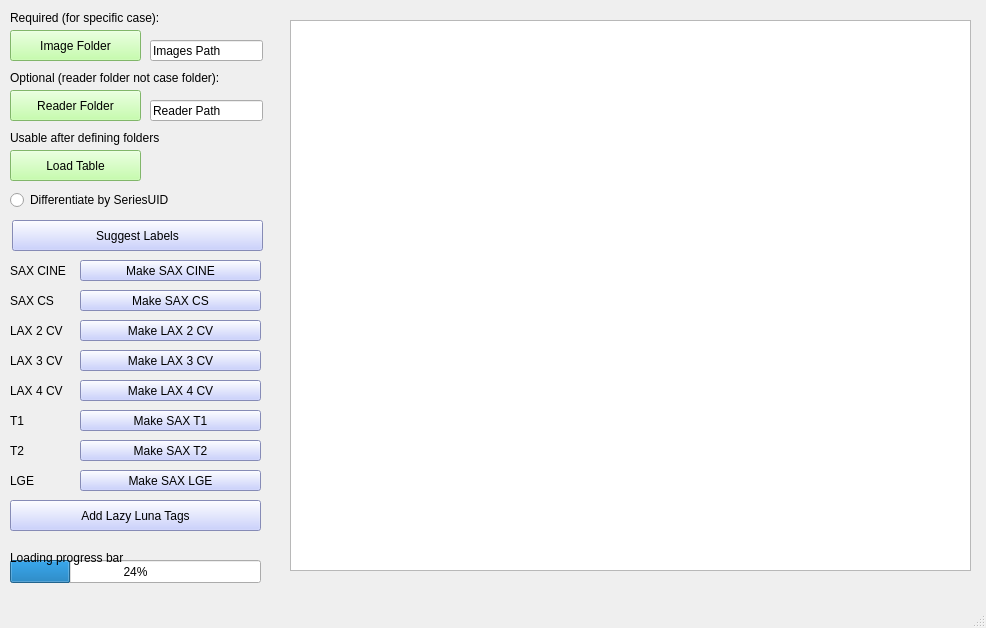
Old version of the form src/LazyLuna/Guis/GuiDataPreparation.ui in the repository thadler/LazyLuna.
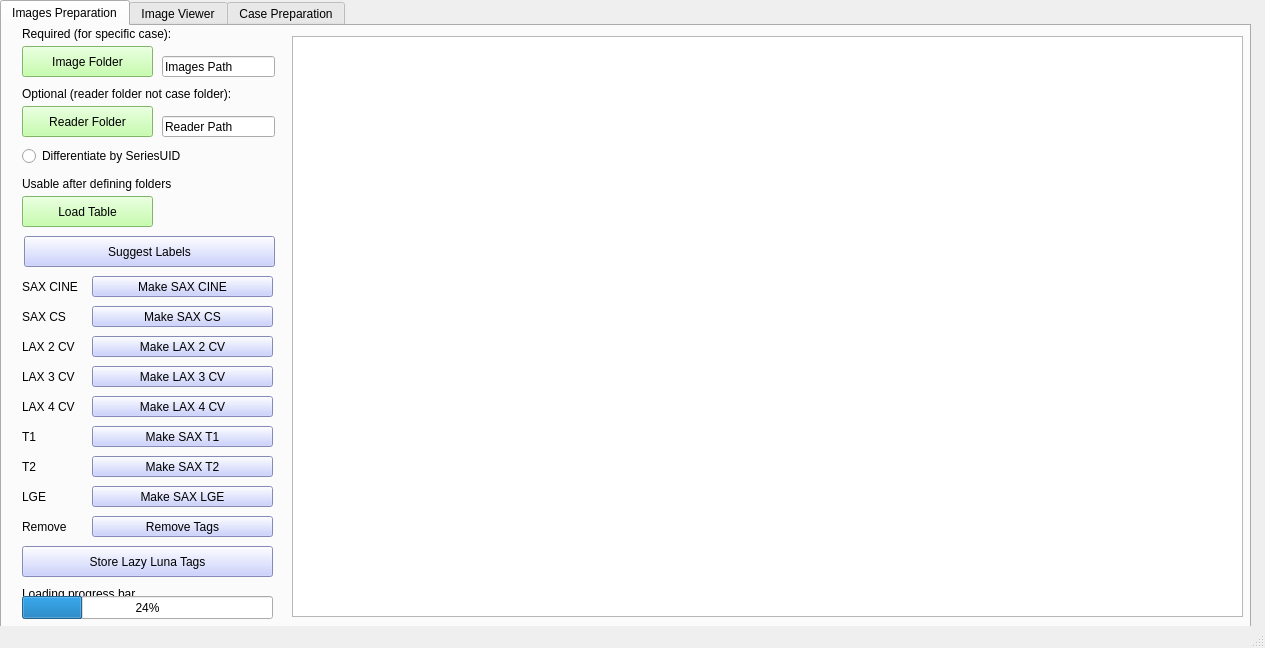
New version of the form. Custom widgets are drawn as their Qt base class.

Commit message: Next step in Gui

```diff
--- a/src/LazyLuna/Guis/GuiDataPreparation.ui
+++ b/src/LazyLuna/Guis/GuiDataPreparation.ui
@@ -6,90 +6,35 @@
    <rect>
     <x>0</x>
     <y>0</y>
-    <width>986</width>
-    <height>628</height>
+    <width>1265</width>
+    <height>648</height>
    </rect>
   </property>
   <property name="windowTitle">
    <string>MainWindow</string>
   </property>
   <widget class="QWidget" name="centralwidget">
-   <widget class="QPushButton" name="img_folder_btn">
+   <widget class="QTabWidget" name="tabWidget">
     <property name="geometry">
      <rect>
-      <x>10</x>
-      <y>30</y>
-      <width>131</width>
-      <height>31</height>
+      <x>0</x>
+      <y>0</y>
+      <width>1251</width>
+      <height>631</height>
      </rect>
     </property>
-    <property name="styleSheet">
-     <string notr="true">background-color: rgb(181, 255, 149);</string>
+    <property name="currentIndex">
+     <number>0</number>
     </property>
-    <property name="text">
-     <string>Image Folder</string>
-    </property>
-   </widget>
-   <widget class="QPushButton" name="reader_folder_btn">
-    <property name="geometry">
-     <rect>
-      <x>10</x>
-      <y>90</y>
-      <width>131</width>
-      <height>31</height>
-     </rect>
-    </property>
-    <property name="styleSheet">
-     <string notr="true">background-color: rgb(181, 255, 149);</string>
-    </property>
-    <property name="text">
-     <string>Reader Folder</string>
-    </property>
-   </widget>
-   <widget class="QLineEdit" name="img_folder_line_edit">
-    <property name="geometry">
-     <rect>
-      <x>150</x>
-      <y>40</y>
-      <width>113</width>
-      <height>21</height>
-     </rect>
-    </property>
-    <property name="text">
-     <string>Images Path</string>
-    </property>
-   </widget>
-   <widget class="QLineEdit" name="reader_folder_line_edit">
-    <property name="geometry">
-     <rect>
-      <x>150</x>
-      <y>100</y>
-      <width>113</width>
-      <height>21</height>
-     </rect>
-    </property>
-    <property name="text">
-     <string>Reader Path</string>
-    </property>
-   </widget>
-   <widget class="QRadioButton" name="differentiation_radio_btn">
-    <property name="geometry">
-     <rect>
-      <x>10</x>
-      <y>190</y>
-      <width>251</width>
-      <height>20</height>
-     </rect>
-    </property>
-    <property name="text">
-     <string>Differentiate by SeriesUID</string>
-    </property>
-   </widget>
+    <widget class="QWidget" name="tab">
+     <attribute name="title">
+      <string>Images Preparation</string>
+     </attribute>
    <widget class="QLabel" name="label">
     <property name="geometry">
      <rect>
-      <x>10</x>
-      <y>10</y>
+        <x>20</x>
+        <y>0</y>
       <width>181</width>
       <height>16</height>
      </rect>
@@ -98,47 +43,85 @@
      <string>Required (for specific case):</string>
     </property>
    </widget>
-   <widget class="QLabel" name="label_2">
+     <widget class="QLineEdit" name="img_folder_line_edit">
     <property name="geometry">
      <rect>
-      <x>10</x>
-      <y>70</y>
+        <x>160</x>
+        <y>30</y>
+        <width>113</width>
+        <height>21</height>
+       </rect>
+      </property>
+      <property name="text">
+       <string>Images Path</string>
+      </property>
+     </widget>
+     <widget class="QPushButton" name="load_table_btn">
+      <property name="geometry">
+       <rect>
+        <x>20</x>
+        <y>170</y>
+        <width>131</width>
+        <height>31</height>
+       </rect>
+      </property>
+      <property name="styleSheet">
+       <string notr="true">background-color: rgb(181, 255, 149);</string>
+      </property>
+      <property name="text">
+       <string>Load Table</string>
+      </property>
+     </widget>
+     <widget class="QPushButton" name="LAX_2CV_add_to_dict">
+      <property name="geometry">
+       <rect>
+        <x>90</x>
+        <y>310</y>
+        <width>181</width>
+        <height>21</height>
+       </rect>
+      </property>
+      <property name="styleSheet">
+       <string notr="true">background-color: rgb(187, 195, 255);</string>
+      </property>
+      <property name="text">
+       <string>Make LAX 2 CV</string>
+      </property>
+     </widget>
+     <widget class="QPushButton" name="SAX_T1_add_to_dict">
+      <property name="geometry">
+       <rect>
+        <x>90</x>
+        <y>400</y>
+        <width>181</width>
+        <height>21</height>
+       </rect>
+      </property>
+      <property name="styleSheet">
+       <string notr="true">background-color: rgb(187, 195, 255);</string>
+      </property>
+      <property name="text">
+       <string>Make SAX T1</string>
+      </property>
+     </widget>
+     <widget class="QLabel" name="label_4">
+      <property name="geometry">
+       <rect>
+        <x>20</x>
+        <y>150</y>
       <width>251</width>
       <height>16</height>
      </rect>
     </property>
     <property name="text">
-     <string>Optional (reader folder not case folder):</string>
-    </property>
-   </widget>
-   <widget class="QTableView" name="image_information_table_view">
-    <property name="geometry">
-     <rect>
-      <x>290</x>
-      <y>20</y>
-      <width>681</width>
-      <height>551</height>
-     </rect>
-    </property>
-   </widget>
-   <widget class="QProgressBar" name="progress_bar">
-    <property name="geometry">
-     <rect>
-      <x>10</x>
-      <y>560</y>
-      <width>251</width>
-      <height>23</height>
-     </rect>
-    </property>
-    <property name="value">
-     <number>24</number>
+       <string>Usable after defining folders</string>
     </property>
    </widget>
    <widget class="QLabel" name="label_3">
     <property name="geometry">
      <rect>
-      <x>10</x>
-      <y>550</y>
+        <x>20</x>
+        <y>560</y>
       <width>251</width>
       <height>16</height>
      </rect>
@@ -147,24 +130,79 @@
      <string>Loading progress bar</string>
     </property>
    </widget>
-   <widget class="QLabel" name="sax_cine_label">
+     <widget class="QPushButton" name="SAX_CINE_add_to_dict">
     <property name="geometry">
      <rect>
-      <x>10</x>
-      <y>260</y>
+        <x>90</x>
+        <y>250</y>
+        <width>181</width>
+        <height>21</height>
+       </rect>
+      </property>
+      <property name="styleSheet">
+       <string notr="true">background-color: rgb(187, 195, 255);</string>
+      </property>
+      <property name="text">
+       <string>Make SAX CINE</string>
+      </property>
+     </widget>
+     <widget class="QTableView" name="image_information_table_view">
+      <property name="geometry">
+       <rect>
+        <x>290</x>
+        <y>10</y>
+        <width>951</width>
+        <height>581</height>
+       </rect>
+      </property>
+     </widget>
+     <widget class="QLineEdit" name="reader_folder_line_edit">
+      <property name="geometry">
+       <rect>
+        <x>160</x>
+        <y>90</y>
+        <width>113</width>
+        <height>21</height>
+       </rect>
+      </property>
+      <property name="text">
+       <string>Reader Path</string>
+      </property>
+     </widget>
+     <widget class="QPushButton" name="LAX_3CV_add_to_dict">
+      <property name="geometry">
+       <rect>
+        <x>90</x>
+        <y>340</y>
+        <width>181</width>
+        <height>21</height>
+       </rect>
+      </property>
+      <property name="styleSheet">
+       <string notr="true">background-color: rgb(187, 195, 255);</string>
+      </property>
+      <property name="text">
+       <string>Make LAX 3 CV</string>
+      </property>
+     </widget>
+     <widget class="QLabel" name="sax_cine_label_5">
+      <property name="geometry">
+       <rect>
+        <x>20</x>
+        <y>370</y>
       <width>61</width>
       <height>21</height>
      </rect>
     </property>
     <property name="text">
-     <string>SAX CINE</string>
+       <string>LAX 4 CV</string>
     </property>
    </widget>
    <widget class="QLabel" name="sax_cine_label_2">
     <property name="geometry">
      <rect>
-      <x>10</x>
-      <y>290</y>
+        <x>20</x>
+        <y>280</y>
       <width>61</width>
       <height>21</height>
      </rect>
@@ -173,24 +211,24 @@
      <string>SAX CS</string>
     </property>
    </widget>
-   <widget class="QLabel" name="sax_cine_label_3">
+     <widget class="QLabel" name="sax_cine_label_8">
     <property name="geometry">
      <rect>
-      <x>10</x>
-      <y>320</y>
+        <x>20</x>
+        <y>460</y>
       <width>61</width>
       <height>21</height>
      </rect>
     </property>
     <property name="text">
-     <string>LAX 2 CV</string>
+       <string>LGE</string>
     </property>
    </widget>
    <widget class="QLabel" name="sax_cine_label_4">
     <property name="geometry">
      <rect>
-      <x>10</x>
-      <y>350</y>
+        <x>20</x>
+        <y>340</y>
       <width>61</width>
       <height>21</height>
      </rect>
@@ -199,66 +237,11 @@
      <string>LAX 3 CV</string>
     </property>
    </widget>
-   <widget class="QLabel" name="sax_cine_label_5">
-    <property name="geometry">
-     <rect>
-      <x>10</x>
-      <y>380</y>
-      <width>61</width>
-      <height>21</height>
-     </rect>
-    </property>
-    <property name="text">
-     <string>LAX 4 CV</string>
-    </property>
-   </widget>
-   <widget class="QLabel" name="sax_cine_label_6">
-    <property name="geometry">
-     <rect>
-      <x>10</x>
-      <y>410</y>
-      <width>61</width>
-      <height>21</height>
-     </rect>
-    </property>
-    <property name="text">
-     <string>T1</string>
-    </property>
-   </widget>
-   <widget class="QLabel" name="sax_cine_label_7">
-    <property name="geometry">
-     <rect>
-      <x>10</x>
-      <y>440</y>
-      <width>61</width>
-      <height>21</height>
-     </rect>
-    </property>
-    <property name="text">
-     <string>T2</string>
-    </property>
-   </widget>
-   <widget class="QPushButton" name="SAX_CINE_add_to_dict">
-    <property name="geometry">
-     <rect>
-      <x>80</x>
-      <y>260</y>
-      <width>181</width>
-      <height>21</height>
-     </rect>
-    </property>
-    <property name="styleSheet">
-     <string notr="true">background-color: rgb(187, 195, 255);</string>
-    </property>
-    <property name="text">
-     <string>Make SAX CINE</string>
-    </property>
-   </widget>
    <widget class="QPushButton" name="pushButton_2">
     <property name="geometry">
      <rect>
-      <x>12</x>
-      <y>220</y>
+        <x>22</x>
+        <y>210</y>
       <width>251</width>
       <height>31</height>
      </rect>
@@ -270,91 +253,11 @@
      <string>Suggest Labels</string>
     </property>
    </widget>
-   <widget class="QPushButton" name="SAX_CS_add_to_dict">
-    <property name="geometry">
-     <rect>
-      <x>80</x>
-      <y>290</y>
-      <width>181</width>
-      <height>21</height>
-     </rect>
-    </property>
-    <property name="styleSheet">
-     <string notr="true">background-color: rgb(187, 195, 255);</string>
-    </property>
-    <property name="text">
-     <string>Make SAX CS</string>
-    </property>
-   </widget>
-   <widget class="QPushButton" name="LAX_3CV_add_to_dict">
-    <property name="geometry">
-     <rect>
-      <x>80</x>
-      <y>350</y>
-      <width>181</width>
-      <height>21</height>
-     </rect>
-    </property>
-    <property name="styleSheet">
-     <string notr="true">background-color: rgb(187, 195, 255);</string>
-    </property>
-    <property name="text">
-     <string>Make LAX 3 CV</string>
-    </property>
-   </widget>
-   <widget class="QPushButton" name="LAX_2CV_add_to_dict">
-    <property name="geometry">
-     <rect>
-      <x>80</x>
-      <y>320</y>
-      <width>181</width>
-      <height>21</height>
-     </rect>
-    </property>
-    <property name="styleSheet">
-     <string notr="true">background-color: rgb(187, 195, 255);</string>
-    </property>
-    <property name="text">
-     <string>Make LAX 2 CV</string>
-    </property>
-   </widget>
-   <widget class="QPushButton" name="LAX_4CV_add_to_dict">
-    <property name="geometry">
-     <rect>
-      <x>80</x>
-      <y>380</y>
-      <width>181</width>
-      <height>21</height>
-     </rect>
-    </property>
-    <property name="styleSheet">
-     <string notr="true">background-color: rgb(187, 195, 255);</string>
-    </property>
-    <property name="text">
-     <string>Make LAX 4 CV</string>
-    </property>
-   </widget>
-   <widget class="QPushButton" name="SAX_T1_add_to_dict">
-    <property name="geometry">
-     <rect>
-      <x>80</x>
-      <y>410</y>
-      <width>181</width>
-      <height>21</height>
-     </rect>
-    </property>
-    <property name="styleSheet">
-     <string notr="true">background-color: rgb(187, 195, 255);</string>
-    </property>
-    <property name="text">
-     <string>Make SAX T1</string>
-    </property>
-   </widget>
    <widget class="QPushButton" name="SAX_T2_add_to_dict">
     <property name="geometry">
      <rect>
-      <x>80</x>
-      <y>440</y>
+        <x>90</x>
+        <y>430</y>
       <width>181</width>
       <height>21</height>
      </rect>
@@ -369,8 +272,8 @@
    <widget class="QPushButton" name="SAX_LGE_add_to_dict">
     <property name="geometry">
      <rect>
-      <x>80</x>
-      <y>470</y>
+        <x>90</x>
+        <y>460</y>
       <width>181</width>
       <height>21</height>
      </rect>
@@ -382,40 +285,79 @@
      <string>Make SAX LGE</string>
     </property>
    </widget>
-   <widget class="QLabel" name="sax_cine_label_8">
+     <widget class="QLabel" name="sax_cine_label_9">
     <property name="geometry">
      <rect>
-      <x>10</x>
-      <y>470</y>
+        <x>20</x>
+        <y>490</y>
       <width>61</width>
       <height>21</height>
      </rect>
     </property>
     <property name="text">
-     <string>LGE</string>
-    </property>
-   </widget>
-   <widget class="QPushButton" name="Add_LL_Tags">
+       <string>Remove</string>
+      </property>
+     </widget>
+     <widget class="QLabel" name="sax_cine_label_6">
     <property name="geometry">
      <rect>
-      <x>10</x>
-      <y>500</y>
+        <x>20</x>
+        <y>400</y>
+        <width>61</width>
+        <height>21</height>
+       </rect>
+      </property>
+      <property name="text">
+       <string>T1</string>
+      </property>
+     </widget>
+     <widget class="QProgressBar" name="progress_bar">
+      <property name="geometry">
+       <rect>
+        <x>20</x>
+        <y>570</y>
       <width>251</width>
-      <height>31</height>
-     </rect>
-    </property>
+        <height>23</height>
+       </rect>
+      </property>
+      <property name="value">
+       <number>24</number>
+      </property>
+     </widget>
+     <widget class="QLabel" name="sax_cine_label_3">
+      <property name="geometry">
+       <rect>
+        <x>20</x>
+        <y>310</y>
+        <width>61</width>
+        <height>21</height>
+       </rect>
+      </property>
+      <property name="text">
+       <string>LAX 2 CV</string>
+      </property>
+     </widget>
+     <widget class="QPushButton" name="remove_from_dict">
+      <property name="geometry">
+       <rect>
+        <x>90</x>
+        <y>490</y>
+        <width>181</width>
+        <height>21</height>
+       </rect>
+      </property>
     <property name="styleSheet">
      <string notr="true">background-color: rgb(187, 195, 255);</string>
     </property>
     <property name="text">
-     <string>Add Lazy Luna Tags</string>
-    </property>
-   </widget>
-   <widget class="QPushButton" name="load_table_btn">
+       <string>Remove Tags</string>
+      </property>
+     </widget>
+     <widget class="QPushButton" name="img_folder_btn">
     <property name="geometry">
      <rect>
-      <x>10</x>
-      <y>150</y>
+        <x>20</x>
+        <y>20</y>
       <width>131</width>
       <height>31</height>
      </rect>
@@ -424,35 +366,206 @@
      <string notr="true">background-color: rgb(181, 255, 149);</string>
     </property>
     <property name="text">
-     <string>Load Table</string>
-    </property>
-   </widget>
-   <widget class="QLabel" name="label_4">
+       <string>Image Folder</string>
+      </property>
+     </widget>
+     <widget class="QPushButton" name="reader_folder_btn">
     <property name="geometry">
      <rect>
-      <x>10</x>
-      <y>130</y>
+        <x>20</x>
+        <y>80</y>
+        <width>131</width>
+        <height>31</height>
+       </rect>
+      </property>
+      <property name="styleSheet">
+       <string notr="true">background-color: rgb(181, 255, 149);</string>
+      </property>
+      <property name="text">
+       <string>Reader Folder</string>
+      </property>
+     </widget>
+     <widget class="QPushButton" name="store_LL_Tags">
+      <property name="geometry">
+       <rect>
+        <x>20</x>
+        <y>520</y>
       <width>251</width>
+        <height>31</height>
+       </rect>
+      </property>
+      <property name="styleSheet">
+       <string notr="true">background-color: rgb(187, 195, 255);</string>
+      </property>
+      <property name="text">
+       <string>Store Lazy Luna Tags</string>
+      </property>
+     </widget>
+     <widget class="QPushButton" name="SAX_CS_add_to_dict">
+      <property name="geometry">
+       <rect>
+        <x>90</x>
+        <y>280</y>
+        <width>181</width>
+        <height>21</height>
+       </rect>
+      </property>
+      <property name="styleSheet">
+       <string notr="true">background-color: rgb(187, 195, 255);</string>
+      </property>
+      <property name="text">
+       <string>Make SAX CS</string>
+      </property>
+     </widget>
+     <widget class="QLabel" name="label_2">
+      <property name="geometry">
+       <rect>
+        <x>20</x>
+        <y>60</y>
+        <width>251</width>
       <height>16</height>
      </rect>
     </property>
     <property name="text">
-     <string>Usable after defining folders</string>
-    </property>
-   </widget>
-  </widget>
-  <widget class="QMenuBar" name="menubar">
+       <string>Optional (reader folder not case folder):</string>
+      </property>
+     </widget>
+     <widget class="QLabel" name="sax_cine_label_7">
+      <property name="geometry">
+       <rect>
+        <x>20</x>
+        <y>430</y>
+        <width>61</width>
+        <height>21</height>
+       </rect>
+      </property>
+      <property name="text">
+       <string>T2</string>
+      </property>
+     </widget>
+     <widget class="QPushButton" name="LAX_4CV_add_to_dict">
    <property name="geometry">
     <rect>
-     <x>0</x>
-     <y>0</y>
-     <width>986</width>
-     <height>22</height>
-    </rect>
-   </property>
-  </widget>
-  <widget class="QStatusBar" name="statusbar"/>
- </widget>
+        <x>90</x>
+        <y>370</y>
+        <width>181</width>
+        <height>21</height>
+       </rect>
+      </property>
+      <property name="styleSheet">
+       <string notr="true">background-color: rgb(187, 195, 255);</string>
+      </property>
+      <property name="text">
+       <string>Make LAX 4 CV</string>
+      </property>
+     </widget>
+     <widget class="QRadioButton" name="differentiation_radio_btn">
+      <property name="geometry">
+       <rect>
+        <x>20</x>
+        <y>120</y>
+        <width>251</width>
+        <height>20</height>
+       </rect>
+      </property>
+      <property name="text">
+       <string>Differentiate by SeriesUID</string>
+      </property>
+     </widget>
+     <widget class="QLabel" name="sax_cine_label">
+      <property name="geometry">
+       <rect>
+        <x>20</x>
+        <y>250</y>
+        <width>61</width>
+        <height>21</height>
+       </rect>
+      </property>
+      <property name="text">
+       <string>SAX CINE</string>
+      </property>
+     </widget>
+     <zorder>LAX_3CV_add_to_dict</zorder>
+     <zorder>label</zorder>
+     <zorder>img_folder_line_edit</zorder>
+     <zorder>load_table_btn</zorder>
+     <zorder>LAX_2CV_add_to_dict</zorder>
+     <zorder>SAX_T1_add_to_dict</zorder>
+     <zorder>label_4</zorder>
+     <zorder>label_3</zorder>
+     <zorder>SAX_CINE_add_to_dict</zorder>
+     <zorder>image_information_table_view</zorder>
+     <zorder>reader_folder_line_edit</zorder>
+     <zorder>sax_cine_label_5</zorder>
+     <zorder>sax_cine_label_2</zorder>
+     <zorder>sax_cine_label_8</zorder>
+     <zorder>sax_cine_label_4</zorder>
+     <zorder>pushButton_2</zorder>
+     <zorder>SAX_T2_add_to_dict</zorder>
+     <zorder>SAX_LGE_add_to_dict</zorder>
+     <zorder>sax_cine_label_9</zorder>
+     <zorder>sax_cine_label_6</zorder>
+     <zorder>progress_bar</zorder>
+     <zorder>sax_cine_label_3</zorder>
+     <zorder>remove_from_dict</zorder>
+     <zorder>img_folder_btn</zorder>
+     <zorder>reader_folder_btn</zorder>
+     <zorder>store_LL_Tags</zorder>
+     <zorder>SAX_CS_add_to_dict</zorder>
+     <zorder>label_2</zorder>
+     <zorder>sax_cine_label_7</zorder>
+     <zorder>LAX_4CV_add_to_dict</zorder>
+     <zorder>differentiation_radio_btn</zorder>
+     <zorder>sax_cine_label</zorder>
+    </widget>
+    <widget class="QWidget" name="tab_3">
+     <attribute name="title">
+      <string>Image Viewer</string>
+     </attribute>
+     <widget class="QLabel" name="label_5">
+      <property name="geometry">
+       <rect>
+        <x>20</x>
+        <y>20</y>
+        <width>181</width>
+        <height>16</height>
+       </rect>
+      </property>
+      <property name="text">
+       <string>Visualizing Dicoms</string>
+      </property>
+     </widget>
+     <widget class="MplWidget" name="DCM_MplWidget" native="true">
+      <property name="geometry">
+       <rect>
+        <x>20</x>
+        <y>50</y>
+        <width>531</width>
+        <height>531</height>
+       </rect>
+      </property>
+      <property name="focusPolicy">
+       <enum>Qt::ClickFocus</enum>
+      </property>
+     </widget>
+    </widget>
+    <widget class="QWidget" name="tab_2">
+     <attribute name="title">
+      <string>Case Preparation</string>
+     </attribute>
+    </widget>
+   </widget>
+  </widget>
+  <widget class="QStatusBar" name="statusBar"/>
+ </widget>
+ <customwidgets>
+  <customwidget>
+   <class>MplWidget</class>
+   <extends>QWidget</extends>
+   <header>mplwidget.h</header>
+   <container>1</container>
+  </customwidget>
+ </customwidgets>
  <resources/>
  <connections/>
 </ui>
```
Lines whose indentation alone changed are shown as unchanged. The commit also changes 3 other files.
